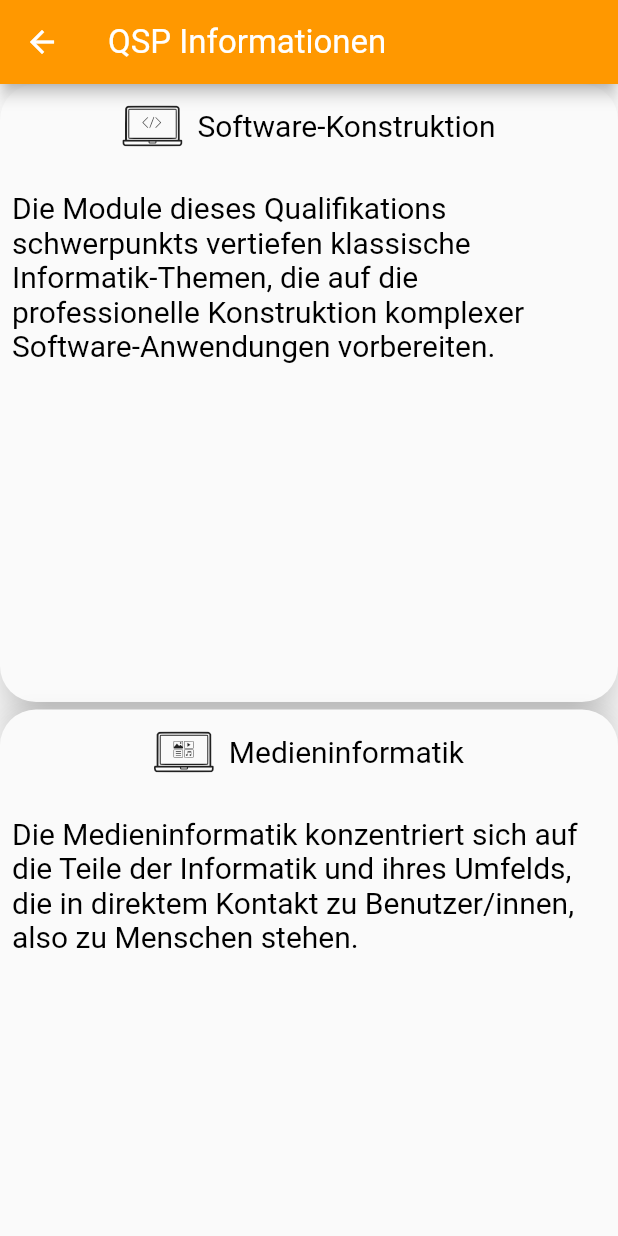
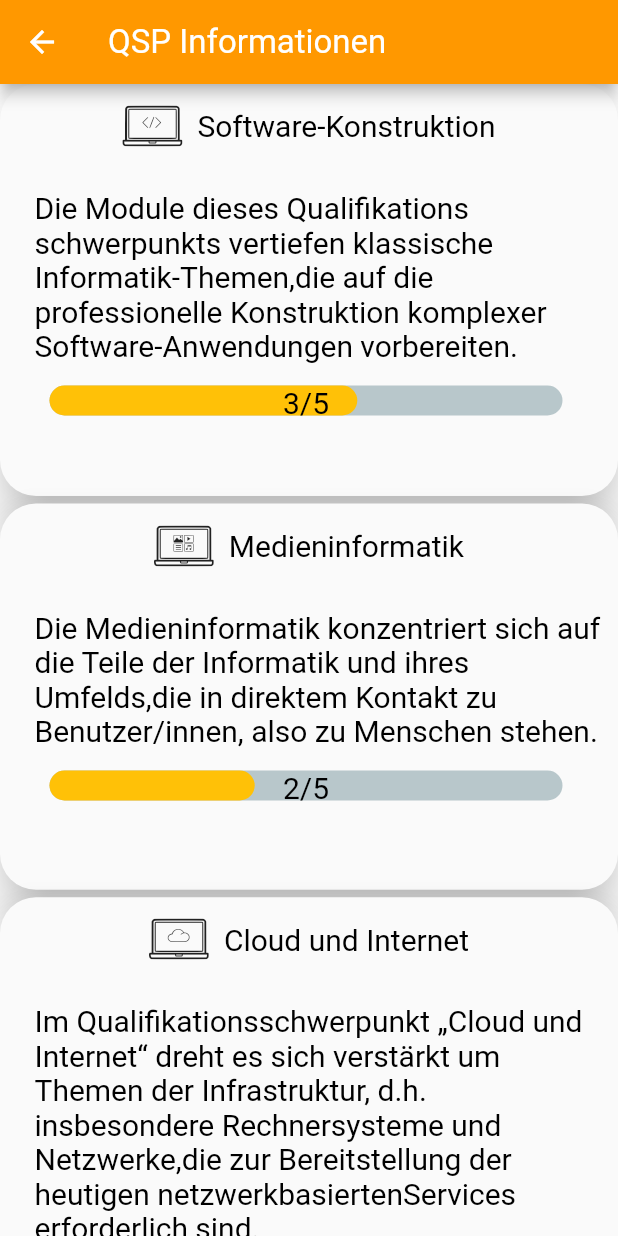
Before and after one commit to AlfredTachi/MyStudyBuddy2020, a Flutter app: the screen it shows after launch, after a tap on "Software Konstruktion", on a phone screen of 412 x 824 dp. Run offline on Flutter 3.47's test engine with Material 2 defaults, Android fonts, the phone set to English and light mode, and no system bars; drawn by our look-alikes of percent_indicator; our stand-ins replace photo_view, webview_flutter; missing offline and left inert: link.

Commit message:
inserted progressbar in qspinfo

```diff
--- a/lib/qsp_info/staggered_view_qsp/StaggeredView.dart
+++ b/lib/qsp_info/staggered_view_qsp/StaggeredView.dart
@@ -1,6 +1,7 @@
 import 'package:MyStudyBuddy2/qsp_info/q_s_p_info_icons_icons.dart';
 import 'package:flutter_staggered_grid_view/flutter_staggered_grid_view.dart';
 import 'package:flutter/material.dart';
+import 'package:percent_indicator/percent_indicator.dart';
 
 /*Material progress(ProgressBar progressBar) {
   return Material(
@@ -14,6 +15,9 @@ Material qspdetails(
   IconData icon,
   String qsptitle,
   String qspinfo,
+  BuildContext context,
+  double percent,
+  String text,
 ) {
   return Material(
       elevation: 14.0,
@@ -26,22 +30,44 @@ Material qspdetails(
             Row(
               mainAxisAlignment: MainAxisAlignment.center,
               children: <Widget>[
+                Padding(padding: EdgeInsets.fromLTRB(0,0,0,25)),
                 Column(children: <Widget>[
+                  Padding(padding: EdgeInsets.fromLTRB(0,0,25,0)),
                   Icon(icon, size: 40),
                 ]),
+                Column(children: <Widget>[Text("  ")]),
                 Column(children: <Widget>[
-                  Text("  "),
+                  Padding(padding: EdgeInsets.fromLTRB(25.0,0,0,0)),
+                  Text(qsptitle),
                 ]),
-                Column(children: <Widget>[
-                  Text(qsptitle),
-                ])
               ],
             ),
-             Row(children: <Widget>[Text("")]),
-            Row(children: <Widget>[Flexible(child: Text(qspinfo))]),
-          ],
-        ),
-      ));
+            Row(children: <Widget>[Text(" ")]),
+            Row(
+              children: <Widget>[
+                Padding(padding: EdgeInsets.fromLTRB(15,0,0,15)),
+                Flexible(child: Text(qspinfo)),
+              ],
+            ),
+            Row(
+              children: <Widget>[
+                Padding(
+                  padding: EdgeInsets.fromLTRB(15,15,0,0),
+                  child: new LinearPercentIndicator(
+                              width: MediaQuery.of(context).size.width - 50,
+                              lineHeight: 20.0,
+                              percent: percent,
+                              center: Text(text),
+                              linearStrokeCap: LinearStrokeCap.roundAll,
+                              progressColor: Colors.amber,
+                          ),
+                  ),
+                ]
+              ),
+            ],
+          ),
+        )
+      );
 }
 
 class StaggeredView extends StatefulWidget {
@@ -63,17 +89,39 @@ class _StaggeredViewState extends State<StaggeredView> {
           crossAxisSpacing: 5,
           mainAxisSpacing: 5,
           children: <Widget>[
-            qspdetails(QSPInfoIcons.software_icon, "Software-Konstruktion",
-                "Die Module dieses Qualifikations schwerpunkts vertiefen klassische Informatik-Themen, die auf die professionelle Konstruktion komplexer Software-Anwendungen vorbereiten."),
-            qspdetails(QSPInfoIcons.medieninformatik_icon, "Medieninformatik",
-                "Die Medieninformatik konzentriert sich auf die Teile der Informatik und ihres Umfelds, die in direktem Kontakt zu Benutzer/innen, also zu Menschen stehen."),
-            qspdetails(QSPInfoIcons.cloud_icon, "Cloud und Internet",
-                "Im Qualifikationsschwerpunkt „Cloud und Internet“ dreht es sich verstärkt um Themen der Infrastruktur, d.h. insbesondere Rechnersysteme und Netzwerke,die zur Bereitstellung der heutigen netzwerkbasierten Services erforderlich sind.")
+            qspdetails(
+              QSPInfoIcons.software_icon,
+              "Software-Konstruktion",
+              "Die Module dieses Qualifikations schwerpunkts vertiefen klassische Informatik-Themen," +
+                  "die auf die professionelle Konstruktion komplexer Software-Anwendungen vorbereiten.",
+              context,
+              3/5,
+              "3/5"
+            ),
+            qspdetails(
+              QSPInfoIcons.medieninformatik_icon,
+              "Medieninformatik",
+              "Die Medieninformatik konzentriert sich auf die Teile der Informatik und ihres Umfelds," +
+                  "die in direktem Kontakt zu Benutzer/innen, also zu Menschen stehen.",
+              context,
+              2/5,
+              "2/5"
+            ),
+            qspdetails(
+              QSPInfoIcons.cloud_icon,
+              "Cloud und Internet",
+              "Im Qualifikationsschwerpunkt „Cloud und Internet“ dreht es sich verstärkt um Themen der Infrastruktur, " +
+                  "d.h. insbesondere Rechnersysteme und Netzwerke,die zur Bereitstellung der heutigen netzwerkbasierten" +
+                  "Services erforderlich sind.",
+              context,
+              5/5,
+              "5/5"
+            )
           ],
           staggeredTiles: [
-            StaggeredTile.extent(1, screenHeight / 2),
-            StaggeredTile.extent(1, screenHeight / 2),
-            StaggeredTile.extent(1, screenHeight / 2),
+            StaggeredTile.extent(1, screenHeight / 3),
+            StaggeredTile.extent(1, screenHeight / 3.2),
+            StaggeredTile.extent(1, screenHeight / 2.75),
           ],
         ),
       ),
--- a/pubspec.yaml
+++ b/pubspec.yaml
@@ -30,6 +30,7 @@ dependencies:
   validators: ^2.0.0 #https://pub.dev/packages/validators
   provider:
   photo_view: ^0.9.2 #https://pub.dev/packages/photo_view
+  percent_indicator: ^2.1.1 #https://pub.dev/packages/percent_indicator
 
 
 
```
Also changed, not shown: pubspec.lock.
